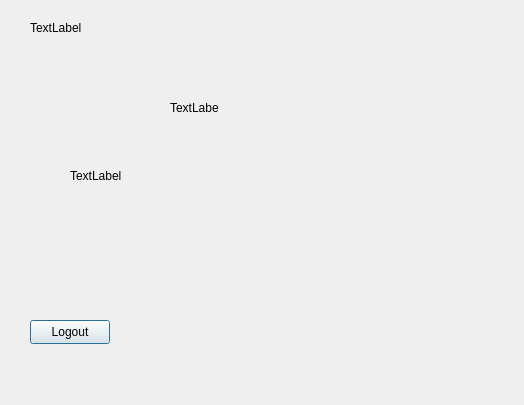
The window that welcomewindow.ui (HassanHobElDeen/CinemaProject-Hassan-Hossam) describes before a commit, drawn with Qt 5.
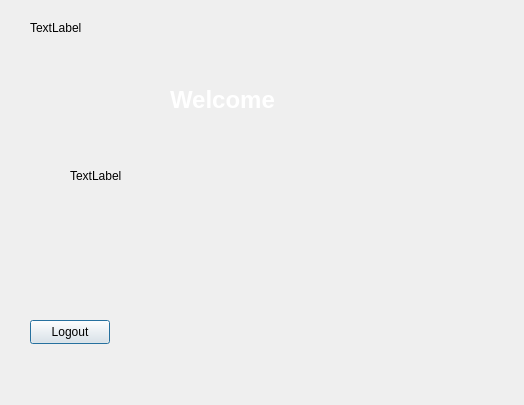
The same window after the commit.

Commit message: set color of text using setcss function

What changed in the file:
```diff
--- a/welcomewindow.ui
+++ b/welcomewindow.ui
@@ -43,13 +43,13 @@
    <property name="geometry">
     <rect>
      <x>170</x>
-     <y>100</y>
-     <width>49</width>
-     <height>16</height>
+     <y>70</y>
+     <width>181</width>
+     <height>61</height>
     </rect>
    </property>
    <property name="text">
-    <string>TextLabel</string>
+    <string>&lt;html&gt;&lt;head/&gt;&lt;body&gt;&lt;p&gt;&lt;span style=&quot; font-size:18pt; font-weight:700; color:#ffffff;&quot;&gt;Welcome&lt;/span&gt;&lt;/p&gt;&lt;/body&gt;&lt;/html&gt;</string>
    </property>
   </widget>
   <widget class="QPushButton" name="logout_push">
```
The commit also changes 2 other files.
